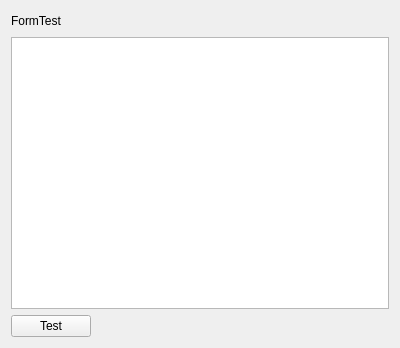
Before: the Qt Designer form formtest.ui in newey499/qiptables, drawn with Qt 5.
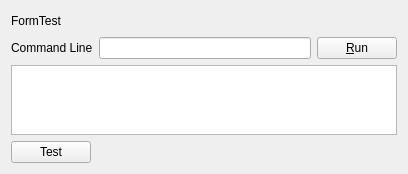
After: the same form once the commit is applied.

What changed in the file:
```diff
--- a/formtest.ui
+++ b/formtest.ui
@@ -6,8 +6,8 @@
    <rect>
     <x>0</x>
     <y>0</y>
-    <width>400</width>
-    <height>348</height>
+    <width>408</width>
+    <height>168</height>
    </rect>
   </property>
   <property name="windowTitle">
@@ -38,6 +38,27 @@
      </item>
     </layout>
    </item>
+   <item>
+    <layout class="QHBoxLayout" name="horizontalLayout_3">
+     <item>
+      <widget class="QLabel" name="label_2">
+       <property name="text">
+        <string>Command Line</string>
+       </property>
+      </widget>
+     </item>
+     <item>
+      <widget class="QLineEdit" name="edtCmd"/>
+     </item>
+     <item>
+      <widget class="QPushButton" name="btnRun">
+       <property name="text">
+        <string>&amp;Run</string>
+       </property>
+      </widget>
+     </item>
+    </layout>
+   </item>
    <item>
     <widget class="QPlainTextEdit" name="plainTextEdit"/>
    </item>
```
Left out of the diff: 33 changed lines with no effect on the pictures.
